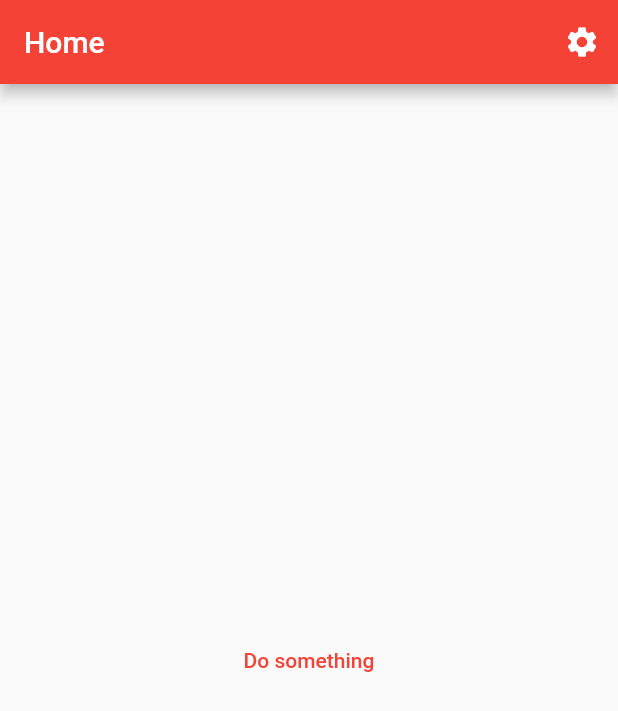
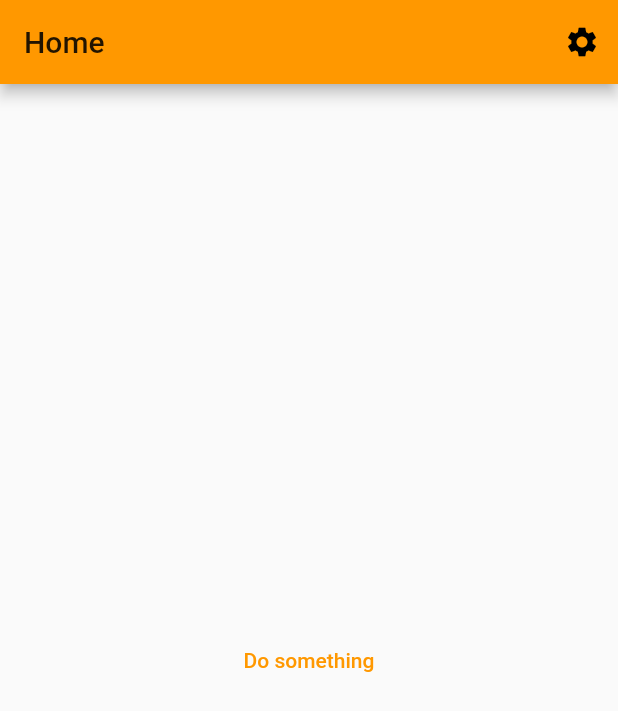
Before and after one commit to derekcoder/CodeReviewDemo, a Flutter app: the screen it shows after launch, on a phone screen of 412 x 824 dp. Shown: the top 711 px of the screen. Run offline on Flutter 3.47's test engine with Material 2 defaults, Android fonts, the phone set to English and light mode, and no system bars.

Commit message:
Change theme to orange

```diff
--- a/lib/main.dart
+++ b/lib/main.dart
@@ -11,7 +11,7 @@ class MyApp extends StatelessWidget {
     return MaterialApp(
       title: 'Flutter Demo',
       theme: ThemeData(
-        primarySwatch: Colors.red,
+        primarySwatch: Colors.orange,
       ),
       routes: {
         Routes.HOME: (context) => HomePage(),
```
